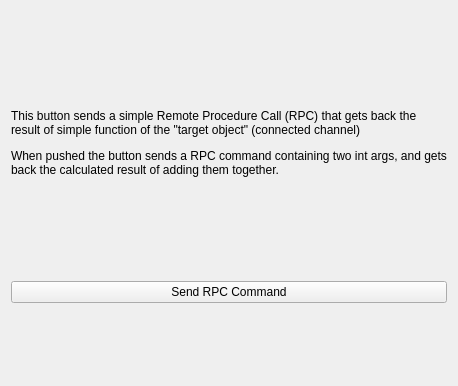
First picture: the form in examples/rpc/rpc_push_button.ui, repository slaclab/pydm, before the edit.
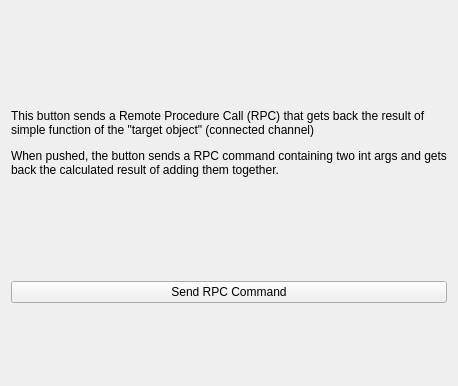
Second picture: the form after the edit. Custom widgets are drawn as their Qt base class.

Commit message: WIP: Style updates to rpc example and example-server

Diff of the .ui file:
```diff
--- a/examples/rpc/rpc_push_button.ui
+++ b/examples/rpc/rpc_push_button.ui
@@ -23,7 +23,7 @@
       </sizepolicy>
      </property>
      <property name="text">
-      <string>&lt;html&gt;&lt;head/&gt;&lt;body&gt;&lt;p&gt;This button sends a simple Remote Procedure Call (RPC) that gets back the result of simple function of the &amp;quot;target object&amp;quot; (connected channel)&lt;/p&gt;&lt;p&gt;When pushed the button sends a RPC command containing two int args, and gets back the calculated result of adding them together.&lt;/p&gt;&lt;/body&gt;&lt;/html&gt;</string>
+      <string>&lt;html&gt;&lt;head/&gt;&lt;body&gt;&lt;p&gt;This button sends a Remote Procedure Call (RPC) that gets back the result of simple function of the &amp;quot;target object&amp;quot; (connected channel)&lt;/p&gt;&lt;p&gt;When pushed, the button sends a RPC command containing two int args and gets back the calculated result of adding them together.&lt;/p&gt;&lt;/body&gt;&lt;/html&gt;</string>
      </property>
      <property name="wordWrap">
       <bool>true</bool>
```
Left out of the diff: 6 changed lines with no effect on the pictures. The commit also changes 1 other file.
